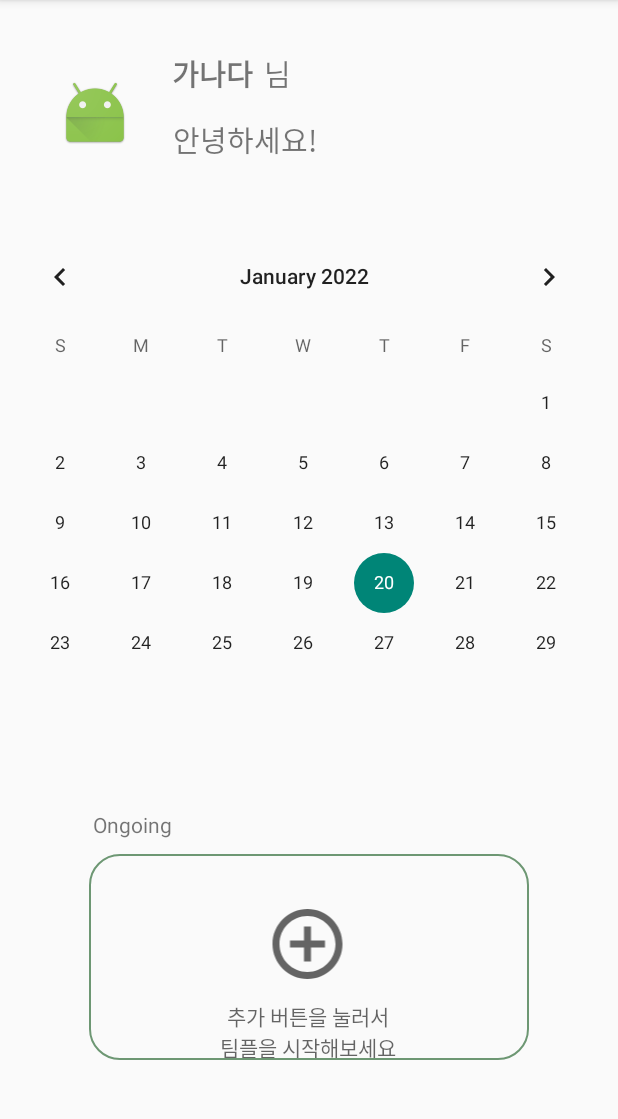
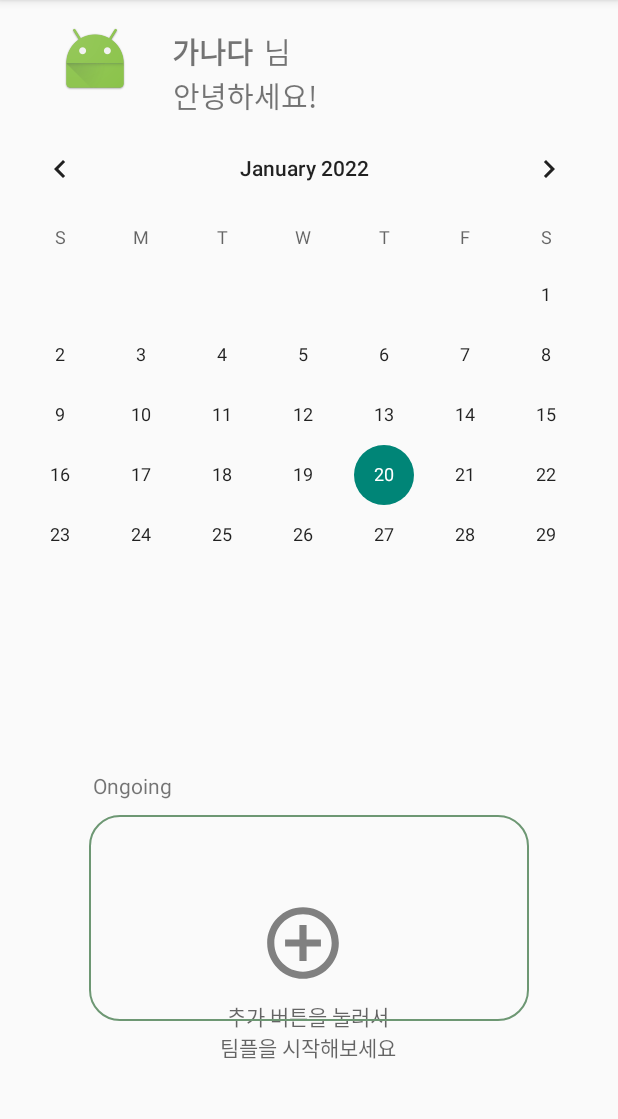
Before and after one commit to 8hojung24/Android_EveryTeamProject, an Android app: the screen it shows after launch (MainActivity), on a phone screen of 412 x 824 dp, the part 84-1203 px from its top. Run offline under Robolectric (Android 15) with nearby library versions, the phone set to English and light mode, and no system bars.

Commit message:
Create new Page

```diff
--- a/app/src/main/AndroidManifest.xml
+++ b/app/src/main/AndroidManifest.xml
@@ -9,6 +9,9 @@
         android:roundIcon="@mipmap/ic_launcher_round"
         android:supportsRtl="true"
         android:theme="@style/Theme.모두의팀플">
+        <activity android:name=".MainActivity4"></activity>
+        <activity android:name=".MainActivity3" />
+        <activity android:name=".MainActivity2" />
         <activity android:name=".MainActivity">
             <intent-filter>
                 <action android:name="android.intent.action.MAIN" />
--- a/app/src/main/java/com/example/everyteamproject/MainActivity.kt
+++ b/app/src/main/java/com/example/everyteamproject/MainActivity.kt
@@ -1,11 +1,15 @@
 package com.example.everyteamproject
 
+import android.R.attr.button
+import android.content.Intent
 import android.os.Bundle
 import android.view.Menu
 import android.view.MenuItem
 import android.view.View
+import android.view.ViewGroup
 import android.widget.*
 import androidx.appcompat.app.AppCompatActivity
+
 
 /* <solid android:color="#6D9773" /> // 배경색 */
 
@@ -14,7 +18,7 @@ class MainActivity : AppCompatActivity() {
 
     lateinit var mainView: View
     lateinit var backButton: Button
-    lateinit var addView: ImageView
+    lateinit var addButton: Button
     lateinit var explainText: TextView
     lateinit var calendarView: CalendarView
 
@@ -27,7 +31,7 @@ class MainActivity : AppCompatActivity() {
 
         mainView = findViewById(R.id.mainView)
         backButton = findViewById(R.id.backButton)
-        addView = findViewById(R.id.addView)
+        addButton = findViewById(R.id.addButton)
         explainText = findViewById(R.id.explainText)
         calendarView = findViewById(R.id.calendarView)
 
@@ -56,6 +60,11 @@ class MainActivity : AppCompatActivity() {
         }
         */
 
+        addButton.setOnClickListener {
+            val intent = Intent(this@MainActivity, MainActivity4::class.java)
+            startActivity(intent)
+        }
+
     }
 
 
@@ -82,11 +91,13 @@ class MainActivity : AppCompatActivity() {
     override fun onOptionsItemSelected(item: MenuItem): Boolean {
         when(item?.itemId){
             R.id.action_settings -> {
-                //mainView.display
+                val intent = Intent(this@MainActivity, MainActivity2::class.java)
+                startActivity(intent)
                 return true
             }
             R.id.action_edit -> {
-                //mainView.display
+                val intent = Intent(this@MainActivity, MainActivity3::class.java)
+                startActivity(intent)
                 return true
             }
         }
--- a/app/src/main/res/layout/activity_main.xml
+++ b/app/src/main/res/layout/activity_main.xml
@@ -11,8 +11,6 @@
         android:id="@+id/calendarView"
         android:layout_width="419dp"
         android:layout_height="307dp"
-        android:layout_marginBottom="100dp"
-        app:layout_constraintBottom_toTopOf="@+id/addView"
         app:layout_constraintEnd_toEndOf="parent"
         app:layout_constraintHorizontal_bias="1.0"
         app:layout_constraintStart_toStartOf="parent"
@@ -78,17 +76,6 @@
         app:layout_constraintEnd_toEndOf="parent"
         app:layout_constraintStart_toStartOf="parent" />
 
-    <ImageView
-        android:id="@+id/addView"
-        android:layout_width="74dp"
-        android:layout_height="56dp"
-        android:layout_marginBottom="10dp"
-        app:layout_constraintBottom_toTopOf="@+id/explainText"
-        app:layout_constraintEnd_toEndOf="parent"
-        app:layout_constraintHorizontal_bias="0.498"
-        app:layout_constraintStart_toStartOf="parent"
-        app:srcCompat="@drawable/ic_baseline_add_circle_outline_24" />
-
     <TextView
         android:id="@+id/explainText"
         android:layout_width="120dp"
@@ -109,11 +96,23 @@
         android:id="@+id/backButton"
         android:layout_width="293dp"
         android:layout_height="137dp"
-        android:layout_marginTop="50dp"
+        android:layout_marginTop="70dp"
         android:background="@drawable/shape"
         app:layout_constraintBottom_toBottomOf="parent"
         app:layout_constraintEnd_toEndOf="parent"
         app:layout_constraintStart_toStartOf="parent"
         app:layout_constraintTop_toBottomOf="@+id/calendarView" />
 
+    <Button
+        android:id="@+id/addButton"
+        android:layout_width="57dp"
+        android:layout_height="57dp"
+        android:layout_marginBottom="10dp"
+        android:background="@drawable/ic_baseline_add_circle_outline_24"
+        android:backgroundTint="#7C000000"
+        app:layout_constraintBottom_toTopOf="@+id/explainText"
+        app:layout_constraintEnd_toEndOf="parent"
+        app:layout_constraintHorizontal_bias="0.488"
+        app:layout_constraintStart_toStartOf="parent" />
+
 </androidx.constraintlayout.widget.ConstraintLayout>
```
Also changed, not shown: app/src/main/java/com/example/everyteamproject/MainActivity2.kt (added, +50 -0 lines), app/src/main/java/com/example/everyteamproject/MainActivity3.kt (added, +50 -0 lines), app/src/main/java/com/example/everyteamproject/MainActivity4.kt (added, +11 -0 lines), app/src/main/res/layout/activity_main2.xml (added, +9 -0 lines), app/src/main/res/layout/activity_main3.xml (added, +9 -0 lines), app/src/main/res/layout/activity_main4.xml (added, +9 -0 lines).
